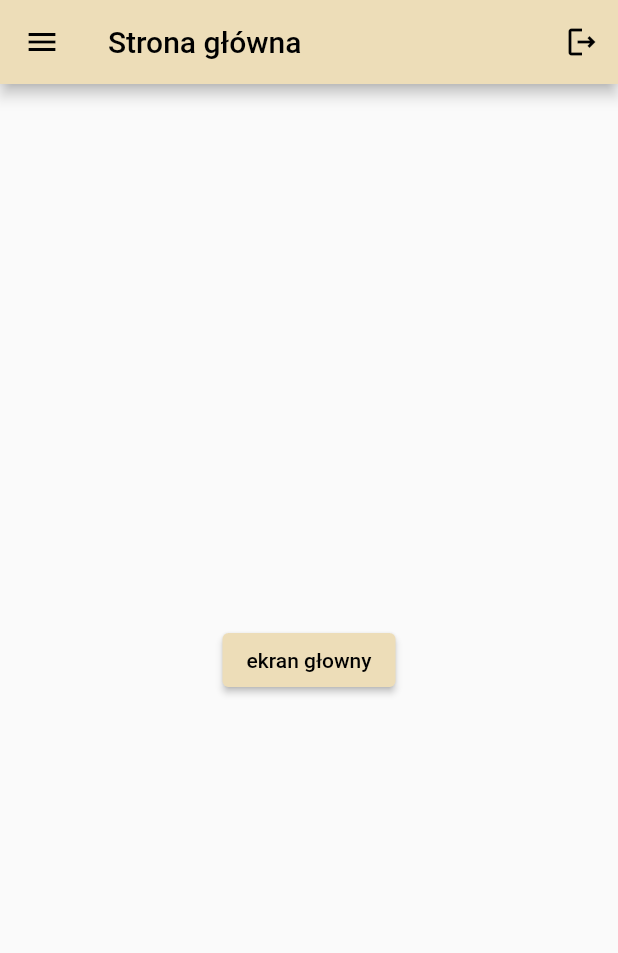
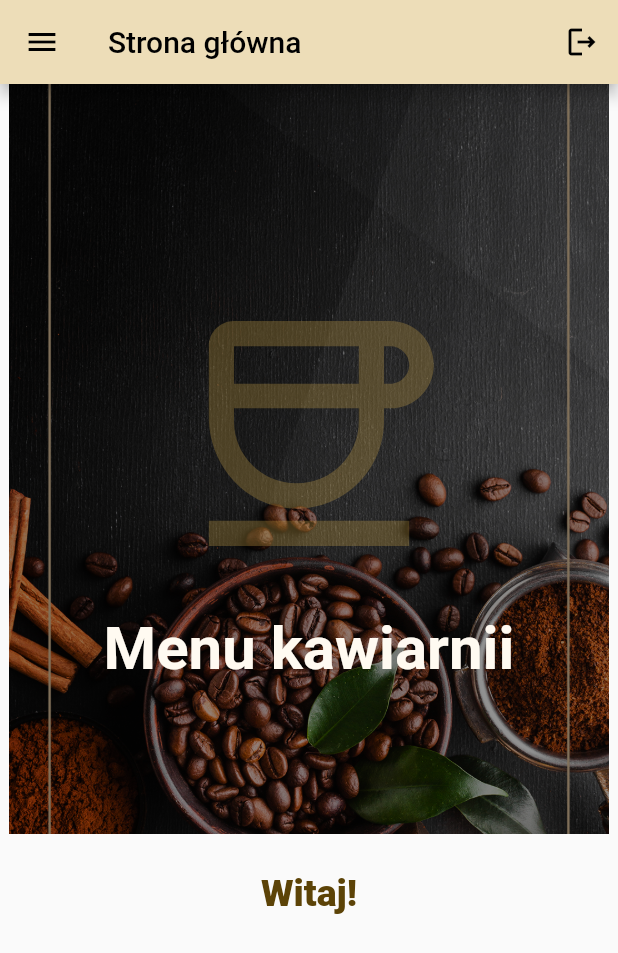
Before and after one commit to FerencMarcin/Cafe-mobile-app, a Flutter app: the HomePageView screen opened by its route, on a phone screen of 412 x 824 dp. Shown: the top 953 px of the screen. Run offline on Flutter 3.47's test engine with Material 2 defaults, Android fonts, the phone set to English and light mode, and no system bars; drawn by our look-alikes of carousel_slider; our stand-ins replace dio, email_validator, flutter_dotenv, flutter_secure_storage, get, jwt_decoder and 1 more; accounts and stored records are empty; statements that could not run were skipped.

Commit message:
Create home page #12

```diff
--- a/lib/view/homePage_view.dart
+++ b/lib/view/homePage_view.dart
@@ -1,11 +1,9 @@
-import 'dart:developer';
+import 'package:carousel_slider/carousel_slider.dart';
+import 'package:flutter/material.dart';
 
-import 'package:cafe_mobile_app/service/auth_service.dart';
-import 'package:flutter/material.dart';
-import 'package:get/get.dart';
-import 'package:jwt_decoder/jwt_decoder.dart';
-
+import '../theme/colors.dart';
 import 'appBar/appBar_view.dart';
+import 'components/sectionTitle.dart';
 import 'navigation/navigationDrawer_view.dart';
 
 class HomePageView extends StatefulWidget {
@@ -16,11 +14,8 @@ class HomePageView extends StatefulWidget {
 }
 
 class _HomePageViewState extends State<HomePageView> {
-  AuthService _authManager = Get.find();
-  //DioClient _test = Get.put(DioClient());
-
   Future<bool> _onWillPop() async {
-    return false; //<-- SEE HERE
+    return false;
   }
 
   @override
@@ -30,26 +25,111 @@ class _HomePageViewState extends State<HomePageView> {
       child: Scaffold(
         appBar: AppBarView(appBarTitle: 'Strona główna'),
         drawer: NavigationDrawer(),
-        body: Center(
-          child: ElevatedButton(
-            onPressed: () async {
-              String? token = await _authManager.getAccessToken();
-
-              if(token != null){
-                //log("tokennn: " + token);
-                Map<String, dynamic> decodedToken = JwtDecoder.decode(token);
-                //decodedToken.forEach((key, value) {log("key val: "+ key.toString() + " - " + value.toString());});
-                //log("email: " + decodedToken['user']['email'].toString());
-                String userEmail = decodedToken['user']['email'];
-                _authManager.fetchUserInfo(token);
-
-              }
-
-            //TODO refactor
-            log("clicked");
-          }, child: Text("ekran głowny"),)
+        body: SingleChildScrollView(
+          child: SizedBox(
+            height: 900.0,
+            child: Column(
+              children: [
+                Expanded(
+                    flex: 3,
+                    child: Column(
+                      children: [
+                        CarouselSlider(
+                            items: [
+                              carouselItem('images/mainPage1.jpg', 'Menu kawiarnii', '/menu', Icons.coffee_outlined),
+                              carouselItem('images/mainPage5.jpg', 'O nas', '/aboutUs', Icons.coffee_maker_outlined),
+                              carouselItem('images/mainPage4.jpg', 'Oferty specjalne!', '/vouchers', Icons.price_check_outlined),
+                              carouselItem('images/mainPage3.jpg', 'Planujesz wizytę?', '/newReservation', Icons.calendar_month_outlined),
+                              carouselItem('images/mainPage2.jpg', 'Twoja historia', '/userOrders', Icons.history_outlined)
+                            ],
+                            options: CarouselOptions(
+                              height: 500.0,
+                              viewportFraction: 1.2,
+                              enlargeCenterPage: true,
+                              autoPlay: true,
+                              autoPlayCurve: Curves.fastOutSlowIn,
+                              enableInfiniteScroll: true,
+                              autoPlayAnimationDuration: const Duration(milliseconds: 800),
+                            )
+                        ),
+                        Padding(
+                          padding: const EdgeInsets.symmetric(vertical: 10.0),
+                          child: sectionTitle('Witaj!'))
+                      ],
+                    )
+                )
+              ],
+            ),
+          ),
         ),
       ),
     );
   }
+
+  GestureDetector carouselItem(String photoPath, String label, String route, IconData icon) {
+    return GestureDetector(
+      onTap: () {
+        Navigator.pushNamed(context, route);
+      },
+      child: Container(
+        width: 400.0,
+        alignment: Alignment.bottomCenter,
+        decoration: BoxDecoration(
+          image: DecorationImage(
+            image: AssetImage(photoPath),
+            colorFilter: const ColorFilter.mode(AppColors.photoFilter, BlendMode.modulate),
+            fit: BoxFit.cover,
+          ),
+        ),
+        child: Padding(
+          padding: const EdgeInsets.only(bottom: 100.0),
+          child: Column(
+            mainAxisAlignment: MainAxisAlignment.end,
+            children: [
+              Padding(
+                padding: const EdgeInsets.only(bottom: 20.0),
+                child: Icon(icon, size: 200.0, color: AppColors.aztecGold.withOpacity(0.3)),
+              ),
+              Text(label, style: const TextStyle(
+                  fontSize: 40.0,
+                  fontWeight: FontWeight.w600,
+                  color: AppColors.floralWhite),
+              ),
+
+            ],
+          ),
+        ),
+      ),
+    );
+  }
+
+  OutlinedButton homePageMenuButton(ButtonStyle style, String path, String label) {
+    return OutlinedButton(
+      style: style,
+      onPressed: () {Navigator.pushNamed(context, path);},
+      child: Padding(padding: const EdgeInsets.all(10.0),
+        child: Text(label,
+            style: TextStyle(
+                fontSize: 22.0,
+                fontWeight: FontWeight.w500,
+                color: AppColors.darkGoldenrodMap[800])
+        ),
+      ),
+    );
+  }
+
+  final ButtonStyle outlineButtonStyle = OutlinedButton.styleFrom(
+      shape: RoundedRectangleBorder(borderRadius: BorderRadius.circular(20.0)),
+      minimumSize: const Size(300.0, 50.0),
+      side: const BorderSide(width: 2.0, color: AppColors.aztecGold),
+      backgroundColor: AppColors.darkGoldenrodMap[50],
+      elevation: 10.0,
+      shadowColor: AppColors.darkGoldenrodMap[100]
+  );
+
+  final TextStyle benefitTextStyle = TextStyle(
+      fontSize: 20.0,
+      fontWeight: FontWeight.w400,
+      color: AppColors.darkGoldenrodMap[700]
+  );
 }
```
Also changed, not shown: images/mainPage1.jpg (added), images/mainPage2.jpg (added), images/mainPage3.jpg (added), images/mainPage4.jpg (added), images/mainPage5.jpg (added).
